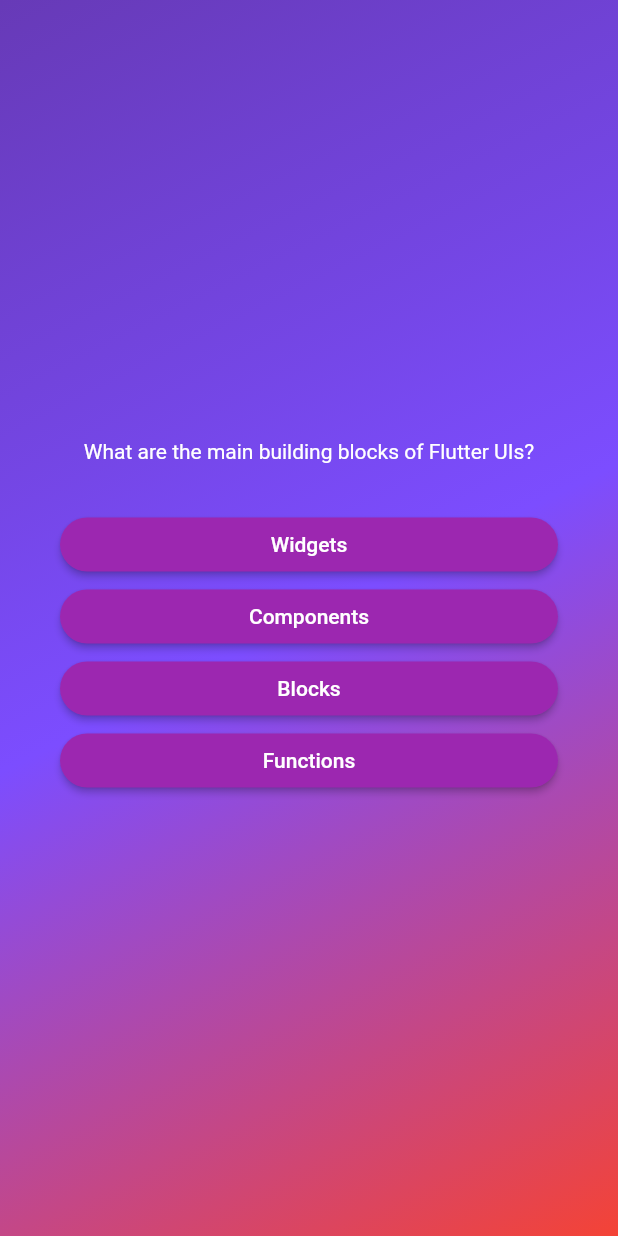
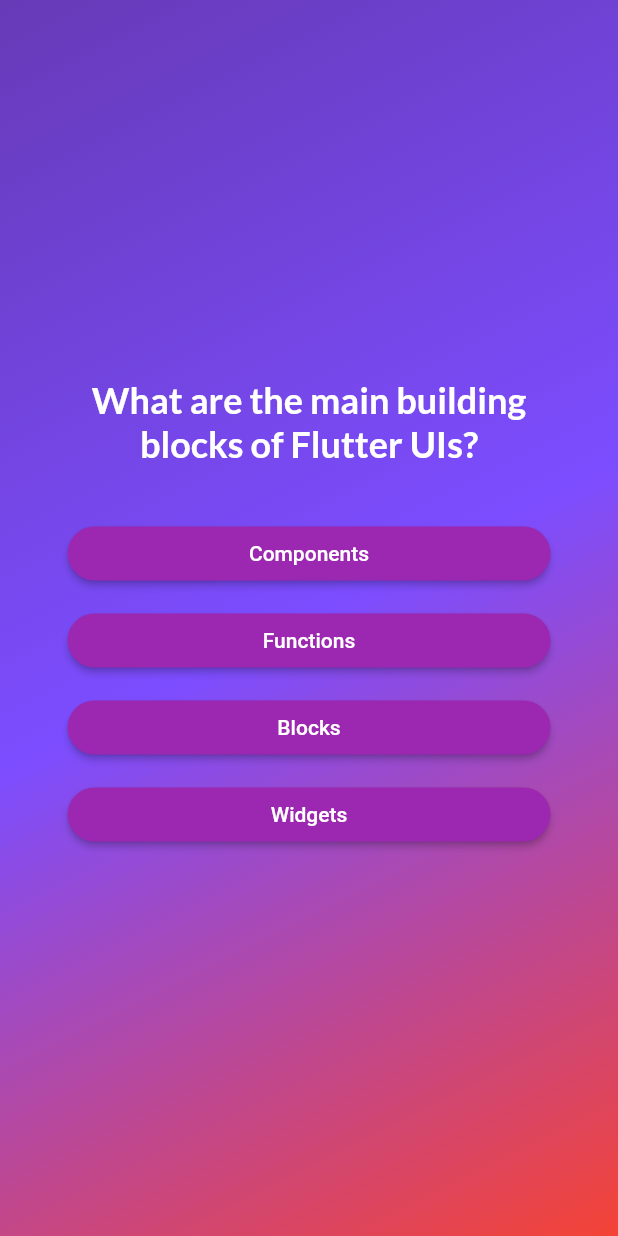
Before and after one commit to cdivyansh123/quiz_application_flutter, a Flutter app: the screen it shows after launch, after a tap on "Start quiz", on a phone screen of 412 x 824 dp. Run offline on Flutter 3.47's test engine with Material 2 defaults, Android fonts, the phone set to English and light mode, and no system bars; our stand-ins replace google_fonts.

Commit message:
Third commit

```diff
--- a/lib/answer_button.dart
+++ b/lib/answer_button.dart
@@ -9,16 +9,21 @@ class AnswerButton extends StatelessWidget {
 
   @override
   Widget build(BuildContext context) {
-    return ElevatedButton(
+    return Container(
+      margin: EdgeInsets.all(5),
+      child: ElevatedButton(
         style: ElevatedButton.styleFrom(
-          padding: EdgeInsets.symmetric(horizontal: 40,vertical: 10),
-          backgroundColor: Colors.purple,
-          foregroundColor: Colors.white,
-          shape: RoundedRectangleBorder(
-            borderRadius: BorderRadius.circular(40)
-          )
+            padding: EdgeInsets.symmetric(horizontal: 40, vertical: 10),
+            backgroundColor: Colors.purple,
+            foregroundColor: Colors.white,
+            shape: RoundedRectangleBorder(
+                borderRadius: BorderRadius.circular(40))),
+        onPressed: onTap,
+        child: Text(
+          answerText,
+          textAlign: TextAlign.center,
         ),
-        onPressed: onTap,
-        child: Text(answerText));
+      ),
+    );
   }
 }
--- a/lib/models/quiz_questions.dart
+++ b/lib/models/quiz_questions.dart
@@ -1,6 +1,12 @@
-class QuizQuestion{
+class QuizQuestion {
   const QuizQuestion(this.text, this.answers);
 
   final String text;
   final List<String> answers;
+
+  List<String> getShuffledAnswers() {
+    final shuffledlist = List.of(answers);
+    shuffledlist.shuffle();
+    return shuffledlist;
+  }
 }
--- a/lib/question_screen.dart
+++ b/lib/question_screen.dart
@@ -2,9 +2,11 @@ import 'package:flutter/cupertino.dart';
 import 'package:flutter/material.dart';
 import 'package:flutter_projects/answer_button.dart';
 import 'package:flutter_projects/data/questions.dart';
+import 'package:google_fonts/google_fonts.dart';
 
 class QuestionScreen extends StatefulWidget {
-  QuestionScreen({super.key});
+  QuestionScreen({super.key,required this.onSelectedAnswer});
+  final void Function(String answer) onSelectedAnswer;
 
   @override
   State<QuestionScreen> createState() {
@@ -13,10 +15,20 @@ class QuestionScreen extends StatefulWidget {
 }
 
 class _QuestionState extends State<QuestionScreen> {
-  final currentQuestion = questions[0];
+  var currentQuestionIndex = 0;
+
+
+  void answerQuestion(String selectedAnswer) {
+
+    widget.onSelectedAnswer(selectedAnswer);
+    setState(() {
+      currentQuestionIndex++;
+    });
+  }
 
   @override
   Widget build(BuildContext context) {
+    final currentQuestion = questions[currentQuestionIndex];
     return SizedBox(
       width: double.infinity,
       child: Container(
@@ -27,18 +39,21 @@ class _QuestionState extends State<QuestionScreen> {
           children: [
             Text(
               currentQuestion.text,
-              style: TextStyle(
+              style: GoogleFonts.lato(
                 color: Colors.white,
+                fontSize: 24,
+                fontWeight: FontWeight.bold
               ),
               textAlign: TextAlign.center,
             ),
             SizedBox(
               height: 30,
             ),
-            ...currentQuestion.answers.map((answer) {
+            ...currentQuestion.getShuffledAnswers().map((answer) {
               return AnswerButton(
                   answerText: answer,
                   onTap: () {
+                    answerQuestion(answer);
                     //todo
                   });
             }),
--- a/lib/quiz.dart
+++ b/lib/quiz.dart
@@ -14,6 +14,7 @@ class Quiz extends StatefulWidget {
 class _QuizState extends State<Quiz> {
   // Widget? activeScreen;
 
+  final List<String> selectedAnswers = [];
   var activeScreen = 'start-screen';
 
   // @override
@@ -29,11 +30,17 @@ class _QuizState extends State<Quiz> {
     });
   }
 
+  void chooseAnswer(String answer) {
+    selectedAnswers.add(answer);
+  }
+
   @override
   Widget build(BuildContext context) {
     Widget screenWidget = StartScreen(switchScreen);
     if (activeScreen == 'questions-screen') {
-      screenWidget = QuestionScreen();
+      screenWidget = QuestionScreen(
+        onSelectedAnswer: chooseAnswer,
+      );
     }
     return MaterialApp(
       home: Scaffold(
--- a/pubspec.yaml
+++ b/pubspec.yaml
@@ -35,6 +35,7 @@ dependencies:
   # The following adds the Cupertino Icons font to your application.
   # Use with the CupertinoIcons class for iOS style icons.
   cupertino_icons: ^1.0.2
+  google_fonts: ^4.0.4
 
 dev_dependencies:
   flutter_test:
```
Also changed, not shown: pubspec.lock, 7 other files.
